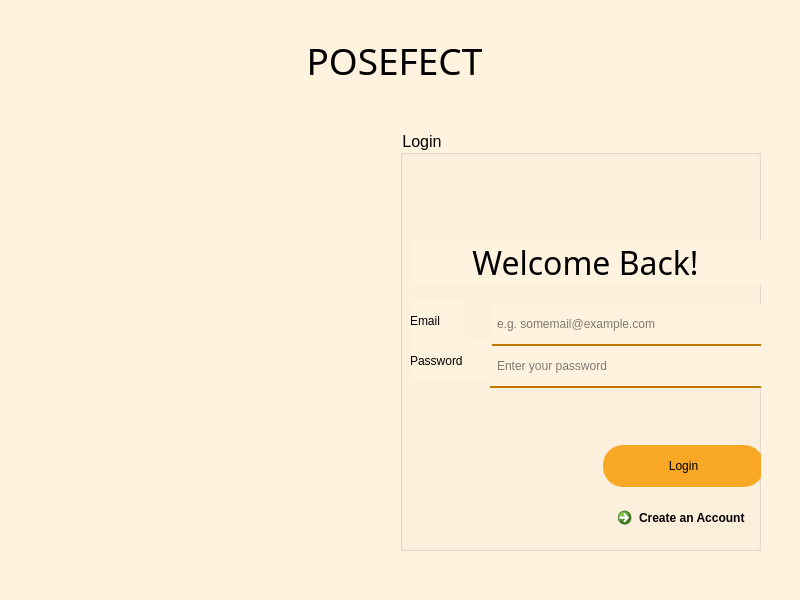
subhan97ahmed/PoseEstimation, file src/UI/login.ui: the form before one commit.
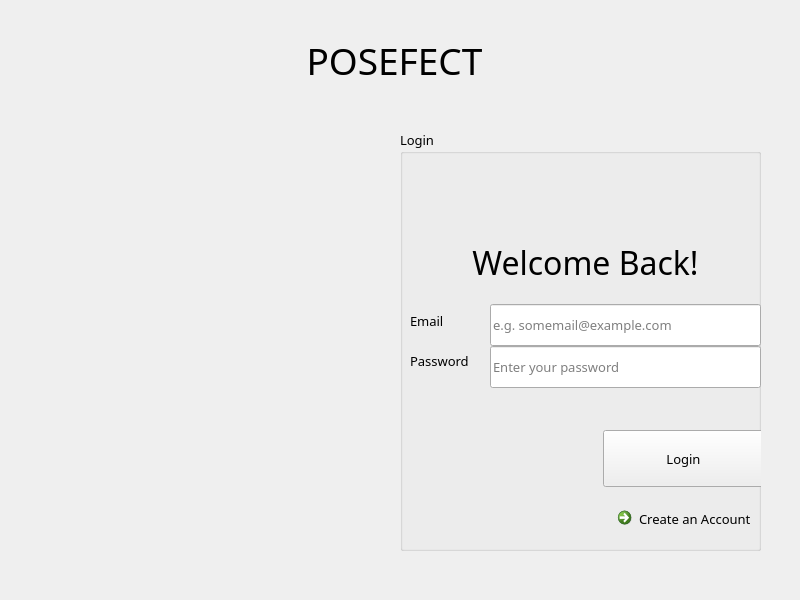
The form after the commit. Icons and pictures are not drawn.

Commit message: Add Login Screen into the view Add stylesheet Update styles

```diff
--- a/src/UI/login.ui
+++ b/src/UI/login.ui
@@ -30,7 +30,7 @@
    <font>
     <family>Montserrat Medium</family>
     <pointsize>10</pointsize>
-    <weight>7</weight>
+    <weight>50</weight>
     <italic>false</italic>
     <bold>false</bold>
    </font>
@@ -39,30 +39,7 @@
    <string>Posefect - login</string>
   </property>
   <property name="styleSheet">
-   <string notr="true">*  {
-	background-color: rgb(255, 243, 224);
-	font: 57 10pt &quot;Montserrat Medium&quot;;
-}
-QGroupBox {
-	font-size: 16px;
-}
-QLineEdit, #mail_label, #pass_label {
-	padding: 10px 5px; 
-}
-QLineEdit {
-	border-bottom: 2px solid #c17900;
-	border-radius: 0;
-}
-QPushButton {
-	margin-top: 15px;
-	background-color: rgb(249, 168, 37);
-	padding: 12px;
-	border-radius: 20px;
-}
-QCommandLinkButton {
-	background-color: transparent;
-	text-align: center;
-}</string>
+   <string notr="true"/>
   </property>
   <widget class="QWidget" name="centralwidget">
    <property name="inputMethodHints">
```
The commit also changes 10 other files.
